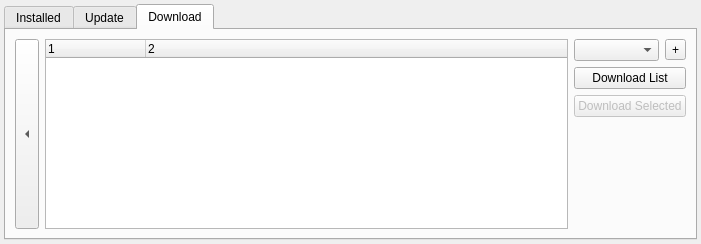
The window that client/mappackageswidget.ui (unsanded/monav) describes before a commit, drawn with Qt 5.
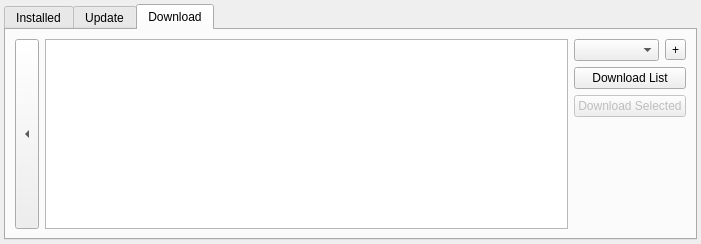
The same window after the commit. Custom widgets are drawn as their Qt base class.

Patch:
```diff
--- a/client/mappackageswidget.ui
+++ b/client/mappackageswidget.ui
@@ -179,14 +179,23 @@
          <property name="columnCount">
           <number>2</number>
          </property>
+         <attribute name="headerVisible">
+          <bool>false</bool>
+         </attribute>
+         <attribute name="headerDefaultSectionSize">
+          <number>200</number>
+         </attribute>
+         <attribute name="headerStretchLastSection">
+          <bool>true</bool>
+         </attribute>
          <column>
           <property name="text">
-           <string notr="true">1</string>
+           <string notr="true">Available Packages</string>
           </property>
          </column>
          <column>
           <property name="text">
-           <string notr="true">2</string>
+           <string notr="true">Installed</string>
           </property>
          </column>
         </widget>
```
Left out of the diff: 9 changed lines with no effect on the pictures.
